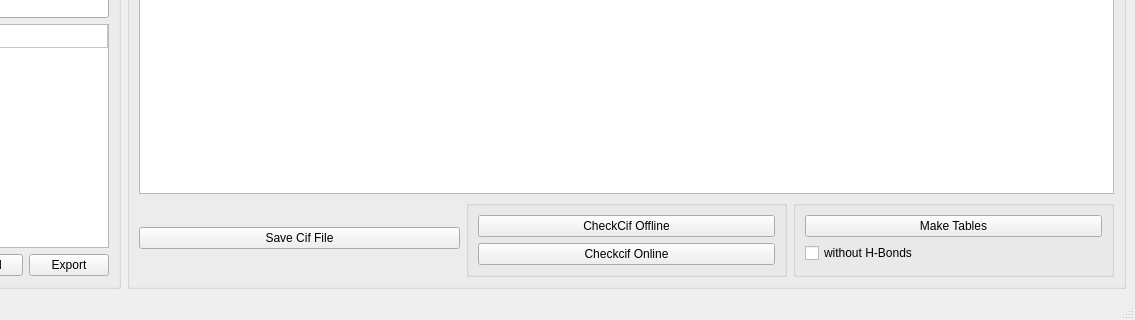
dkratzert/FinalCif, file gui/finalcif_gui.ui: the form before one commit; both pictures show x 265 to 1400 and y 480 to 800 of the 1400 by 800 pixel window.
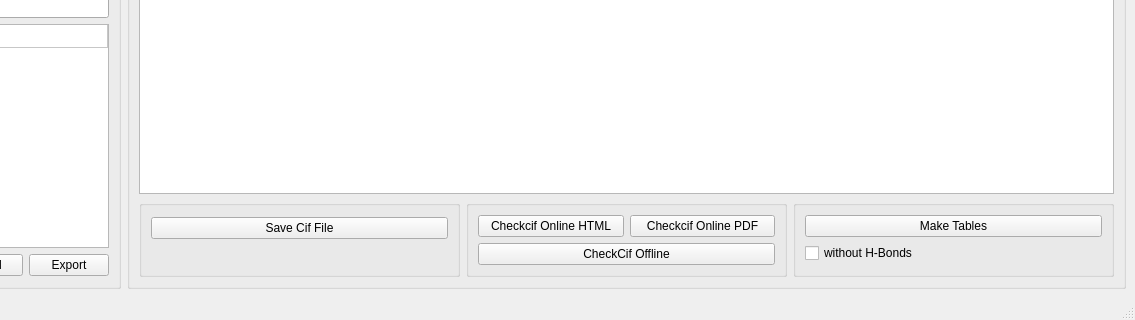
The form after the commit.

Commit message: version 19, pdf checkcif fully integrated

The edit to the form file:
```diff
--- a/gui/finalcif_gui.ui
+++ b/gui/finalcif_gui.ui
@@ -110,13 +110,38 @@
            <item>
             <layout class="QHBoxLayout" name="ButtonsHorizontalLayout">
              <item>
-              <widget class="QPushButton" name="SaveCifButton">
-               <property name="toolTip">
-                <string>Saves the cif file to name-final.cif</string>
+              <widget class="QGroupBox" name="groupBox">
+               <property name="title">
+                <string/>
                </property>
-               <property name="text">
-                <string>Save Cif File</string>
-               </property>
+               <layout class="QGridLayout" name="gridLayout_7">
+                <item row="0" column="0">
+                 <widget class="QPushButton" name="SaveCifButton">
+                  <property name="toolTip">
+                   <string>Saves the cif file to name-final.cif</string>
+                  </property>
+                  <property name="text">
+                   <string>Save Cif File</string>
+                  </property>
+                 </widget>
+                </item>
+                <item row="1" column="0">
+                 <spacer name="verticalSpacer">
+                  <property name="orientation">
+                   <enum>Qt::Vertical</enum>
+                  </property>
+                  <property name="sizeType">
+                   <enum>QSizePolicy::Preferred</enum>
+                  </property>
+                  <property name="sizeHint" stdset="0">
+                   <size>
+                    <width>20</width>
+                    <height>23</height>
+                   </size>
+                  </property>
+                 </spacer>
+                </item>
+               </layout>
               </widget>
              </item>
              <item>
@@ -124,18 +149,25 @@
                <property name="title">
                 <string/>
                </property>
-               <layout class="QVBoxLayout" name="verticalLayout_5">
-                <item>
+               <layout class="QGridLayout" name="gridLayout_6">
+                <item row="0" column="1">
+                 <widget class="QPushButton" name="CheckcifPDFOnlineButton">
+                  <property name="text">
+                   <string>Checkcif Online PDF</string>
+                  </property>
+                 </widget>
+                </item>
+                <item row="1" column="0" colspan="2">
                  <widget class="QPushButton" name="CheckcifButton">
                   <property name="text">
                    <string>CheckCif Offline</string>
                   </property>
                  </widget>
                 </item>
-                <item>
+                <item row="0" column="0">
                  <widget class="QPushButton" name="CheckcifOnlineButton">
                   <property name="text">
-                   <string>Checkcif Online</string>
+                   <string>Checkcif Online HTML</string>
                   </property>
                  </widget>
                 </item>
@@ -143,7 +175,7 @@
               </widget>
              </item>
              <item>
-              <widget class="QGroupBox" name="groupBox">
+              <widget class="QGroupBox" name="groupBox_tables">
                <property name="title">
                 <string/>
                </property>
```
Left out of the diff: 32 changed lines with no effect on the pictures. The commit also changes 4 other files.
